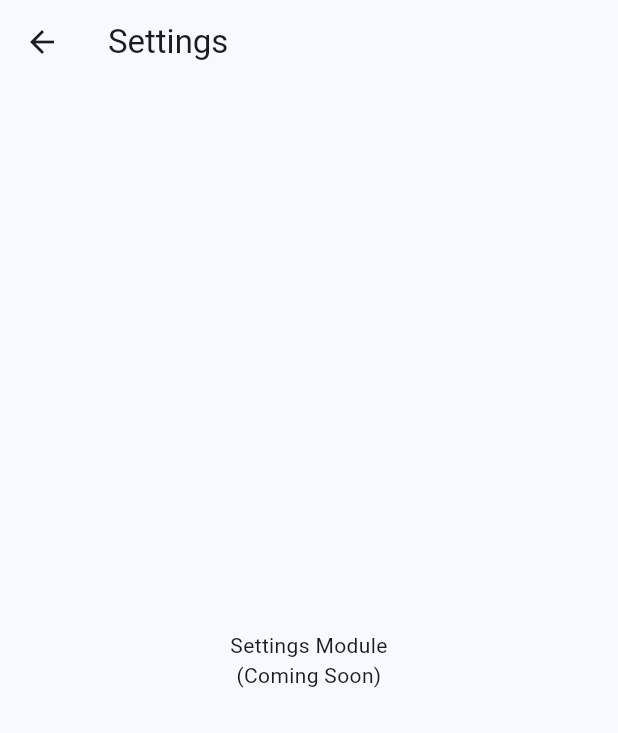
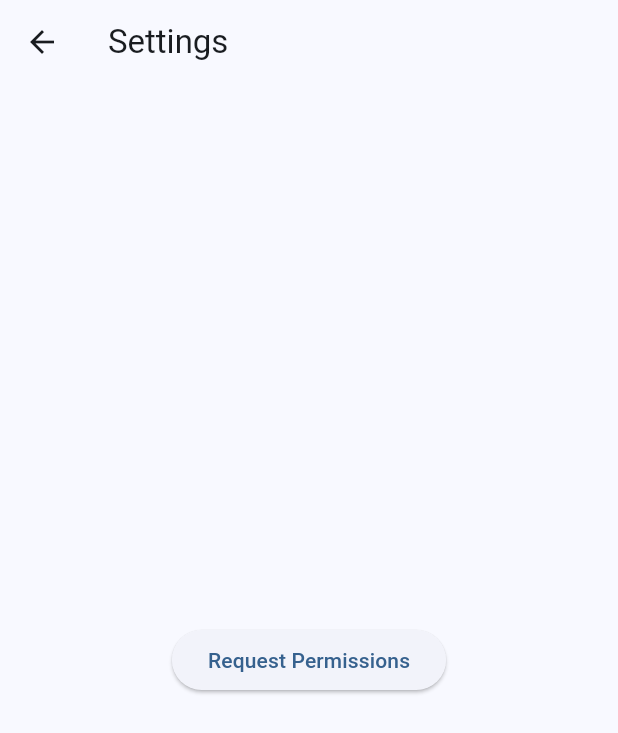
Before and after one commit to nidhiknayak/road-data-collector, a Flutter app: the SettingsPage screen opened directly, on a phone screen of 412 x 824 dp. Shown: the top 733 px of the screen. Run offline on Flutter 3.47's test engine with Material 3 defaults, Android fonts, the phone set to English and light mode, and no system bars; our stand-ins replace permission_handler.

Commit message:
Milestone 4: Permission handling

```diff
--- a/lib/features/settings/settings_page.dart
+++ b/lib/features/settings/settings_page.dart
@@ -1,16 +1,31 @@
 import 'package:flutter/material.dart';
+import '../../core/services/permission_service.dart';
 
 class SettingsPage extends StatelessWidget {
   const SettingsPage({super.key});
 
   @override
   Widget build(BuildContext context) {
+    final permissionService = PermissionService();
+
     return Scaffold(
-      appBar: AppBar(title: const Text("Settings")),
-      body: const Center(
-        child: Text(
-          "Settings Module\n(Coming Soon)",
-          textAlign: TextAlign.center,
+      appBar: AppBar(
+        title: const Text("Settings"),
+      ),
+      body: Center(
+        child: ElevatedButton(
+          onPressed: () async {
+            await permissionService.requestAllPermissions();
+
+            if (context.mounted) {
+              ScaffoldMessenger.of(context).showSnackBar(
+                const SnackBar(
+                  content: Text("Permissions requested"),
+                ),
+              );
+            }
+          },
+          child: const Text("Request Permissions"),
         ),
       ),
     );
--- a/pubspec.yaml
+++ b/pubspec.yaml
@@ -14,6 +14,7 @@ dependencies:
   cupertino_icons: ^1.0.8
   go_router: ^16.0.0
   flutter_riverpod: ^2.6.1
+  permission_handler: ^12.0.1
 
 dev_dependencies:
   flutter_test:
```
Also changed, not shown: lib/core/services/permission_service.dart (added, +17 -0 lines), pubspec.lock, 3 other files.
